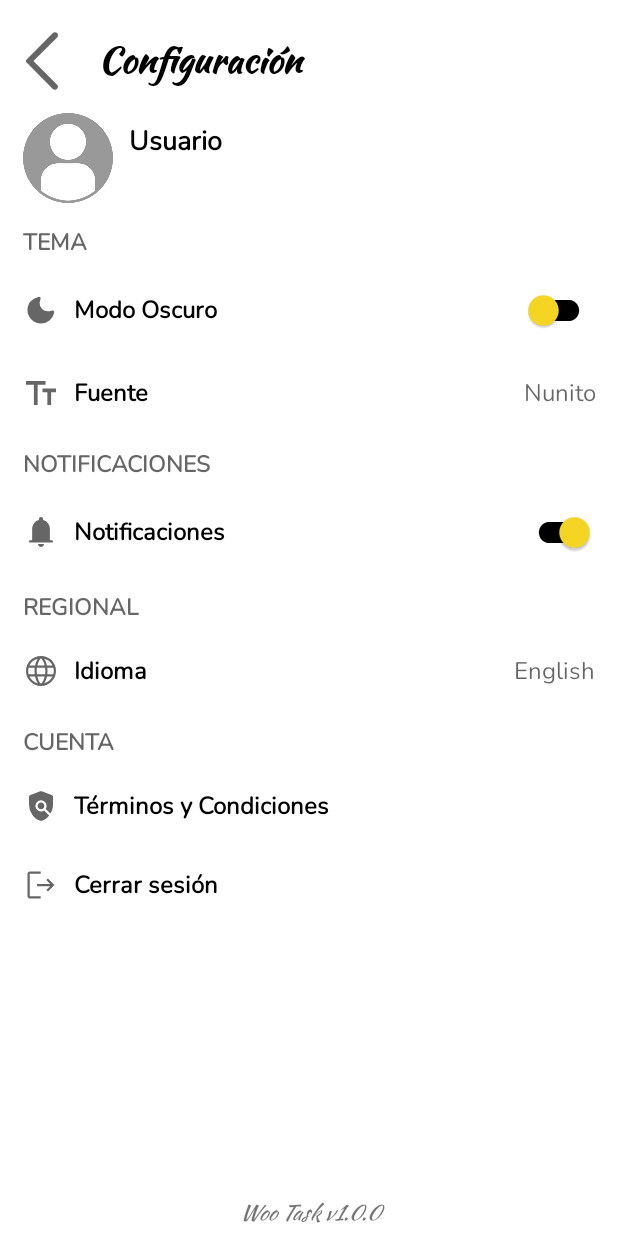
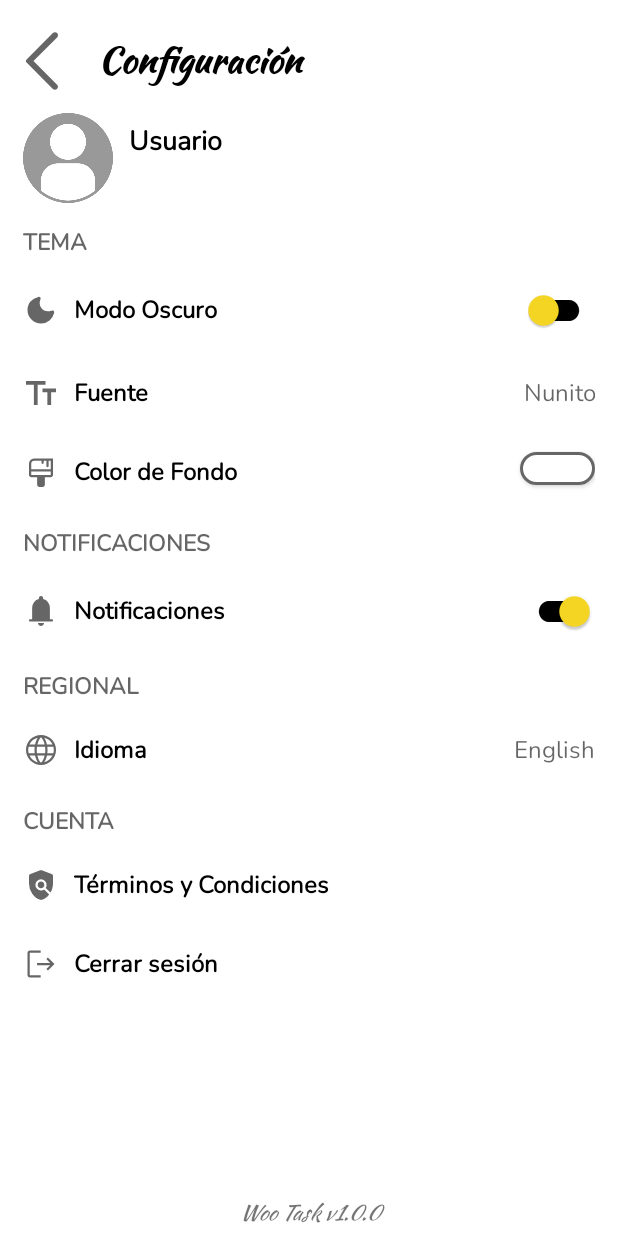
Before and after one commit to wilmoscote/WooTask, an Android app: the ConfigActivity screen opened directly, with no data from a screen before it, on a phone screen of 412 x 824 dp. Run offline under Robolectric (Android 15) with nearby library versions, the phone set to English and light mode, and no system bars; our stand-ins replace Dagger/Hilt's generated code, Firebase (no records; nobody signed in at launch, a user with empty details on screens opened directly); libraries missing offline, so code that uses them is left out: yuku.ambilwarna; pictures from the network do not load.

Commit message:
Background Color Picker added, Recycler view cache issue fixed and other ui improves.

```diff
--- a/app/build.gradle
+++ b/app/build.gradle
@@ -112,6 +112,8 @@ dependencies {
 
     //AdMob
     implementation 'com.google.android.gms:play-services-ads:21.2.0'
+    //Color Picker
+    implementation 'com.github.yukuku:ambilwarna:2.0.1'
 
     implementation "org.jetbrains.kotlinx:kotlinx-serialization-json:1.0.1"
 }
--- a/app/src/main/java/com/woo/task/view/ui/activities/ConfigActivity.kt
+++ b/app/src/main/java/com/woo/task/view/ui/activities/ConfigActivity.kt
@@ -1,7 +1,9 @@
 package com.woo.task.view.ui.activities
 
 import android.content.Intent
+import android.graphics.Color
 import android.os.Bundle
+import android.util.Log
 import android.view.LayoutInflater
 import android.view.View
 import android.widget.RadioButton
@@ -20,7 +22,7 @@ import com.woo.task.R
 import com.woo.task.databinding.ActivityConfigBinding
 import com.woo.task.model.utils.ModalBottomSheet
 import com.woo.task.view.utils.AppPreferences
-
+import yuku.ambilwarna.AmbilWarnaDialog
 
 class ConfigActivity : AppCompatActivity() {
     private lateinit var binding: ActivityConfigBinding
@@ -44,7 +46,7 @@ class ConfigActivity : AppCompatActivity() {
         binding.emailProfile.text = auth.currentUser?.email
         binding.txtVersion.text = getString(R.string.version_info) + BuildConfig.VERSION_NAME
         binding.txtCurrentLanguage.text = resources.configuration.locale.displayName.toString()
-
+        binding.txtCurrentColor.setBackgroundColor(if(AppPreferences.bgColor!! != 0) AppPreferences.bgColor!! else Color.WHITE)
 
         //Veo que tema tiene seleccionado para reflejarlo en switch
         if (AppPreferences.theme == 2) binding.switchTheme.isChecked = true
@@ -173,5 +175,22 @@ class ConfigActivity : AppCompatActivity() {
         binding.btnBack.setOnClickListener {
             onBackPressed()
         }
+
+        binding.switchBackColor.setOnClickListener {
+            val dialog = AmbilWarnaDialog(this, if(AppPreferences.bgColor!! != 0) AppPreferences.bgColor!! else Color.WHITE,
+                object : AmbilWarnaDialog.OnAmbilWarnaListener {
+                    override fun onCancel(dialog: AmbilWarnaDialog?) {
+
+                    }
+
+                    override fun onOk(dialog: AmbilWarnaDialog?, color: Int) {
+                        binding.txtCurrentColor.setBackgroundColor(color)
+                        AppPreferences.bgColor = color
+                        Log.d("ColorDebug","ColorS Selected: ${AppPreferences.bgColor!!}")
+                    }
+
+                })
+            dialog.show()
+        }
     }
 }
--- a/app/src/main/java/com/woo/task/view/ui/fragments/ToDoFragment.kt
+++ b/app/src/main/java/com/woo/task/view/ui/fragments/ToDoFragment.kt
@@ -63,6 +63,7 @@ class ToDoFragment : Fragment(), RecyclerViewInterface {
             tasksViewModel.todoTasks.observe(viewLifecycleOwner) {
                 binding.rvToDo.layoutManager = LinearLayoutManager(this@ToDoFragment.requireContext())
                 binding.rvToDo.adapter = TaskAdapter(it, this@ToDoFragment)
+                binding.rvToDo.setItemViewCacheSize(it.size)
                 binding.rvToDo.visibility = View.VISIBLE
                 binding.viewLoading.visibility = View.GONE
                 binding.numTask.text = if (it.size in 1..1) getString(
--- a/app/src/main/java/com/woo/task/view/utils/AppPreferences.kt
+++ b/app/src/main/java/com/woo/task/view/utils/AppPreferences.kt
@@ -54,8 +54,12 @@ object AppPreferences{
         get() = Key.notifications.getBoolean()
         set(value) = Key.notifications.setBoolean(value)
 
+    var bgColor: Int?
+        get() = Key.bgColor.getInt()
+        set(value) = Key.bgColor.setInt(value)
+
     private enum class Key {
-        notifications,msg_token_fmt,theme,font,language,tutorial;
+        notifications,msg_token_fmt,theme,font,language,tutorial,bgColor;
         fun getBoolean(): Boolean? = if (shared.contains(name)) shared.getBoolean(name, true) else true
         fun getFloat(): Float? = if (shared.contains(name)) shared.getFloat(name, 0.0f) else 0.0f
         fun getInt(): Int = if (shared.contains(name)) shared.getInt(name, 0) else 0
--- /dev/null
+++ b/app/src/main/res/drawable/ic_bgcolor.xml
@@ -0,0 +1,10 @@
+<vector xmlns:android="http://schemas.android.com/apk/res/android"
+    android:width="48dp"
+    android:height="48dp"
+    android:viewportWidth="48"
+    android:viewportHeight="48"
+    android:tint="?attr/colorControlNormal">
+  <path
+      android:fillColor="@android:color/white"
+      android:pathData="M21.85,44Q20.65,44 19.75,43.125Q18.85,42.25 18.85,41V31H11Q9.8,31 8.9,30.1Q8,29.2 8,28V12.85Q8,10.1 9.975,8.05Q11.95,6 14.75,6H40V28Q40,29.2 39.1,30.1Q38.2,31 37,31H29.15V41Q29.15,42.25 28.25,43.125Q27.35,44 26.15,44ZM11,20.3H37V9H34.2V16.05Q34.2,16.7 33.775,17.125Q33.35,17.55 32.7,17.55Q32.05,17.55 31.625,17.125Q31.2,16.7 31.2,16.05V9H27.65V11.75Q27.65,12.4 27.225,12.825Q26.8,13.25 26.15,13.25Q25.5,13.25 25.075,12.825Q24.65,12.4 24.65,11.75V9H14.75Q13.15,9 12.075,10.15Q11,11.3 11,12.85ZM11,28H37Q37,28 37,28Q37,28 37,28V23.3H11V28Q11,28 11,28Q11,28 11,28ZM11,23.3V28Q11,28 11,28Q11,28 11,28Q11,28 11,28Q11,28 11,28Z"/>
+</vector>
--- a/app/src/main/res/layout/activity_config.xml
+++ b/app/src/main/res/layout/activity_config.xml
@@ -178,6 +178,46 @@
                     android:textStyle="normal"
                     tools:text="Nunito" />
             </LinearLayout>
+            <LinearLayout
+                android:id="@+id/switchBackColor"
+                android:layout_width="match_parent"
+                android:layout_height="wrap_content"
+                android:layout_marginTop="10dp"
+                android:background="?attr/selectableItemBackground"
+                android:clickable="true"
+                android:focusable="true"
+                android:orientation="horizontal">
+
+                <ImageView
+                    android:layout_width="24dp"
+                    android:layout_height="24dp"
+                    android:layout_gravity="center_horizontal|center_vertical"
+                    android:contentDescription="@string/image_description"
+                    app:srcCompat="@drawable/ic_bgcolor" />
+
+                <TextView
+                    android:layout_width="wrap_content"
+                    android:layout_height="wrap_content"
+                    android:layout_marginStart="10dp"
+                    android:paddingVertical="10dp"
+                    android:text="@string/back_color_text"
+                    android:layout_weight="0.1"
+                    android:textColor="?attr/textAppearanceCaption"
+                    android:textSize="16sp"
+                    android:textStyle="bold" />
+
+                <Button
+                    android:id="@+id/txtCurrentColor"
+                    style="@style/Widget.MaterialComponents.Button"
+                    android:layout_width="50dp"
+                    android:layout_height="34dp"
+                    android:clickable="false"
+                    app:backgroundTint="@color/black"
+                    app:cornerRadius="30dp"
+                    app:rippleColor="?attr/colorControlNormal"
+                    app:strokeColor="?attr/colorControlNormal"
+                    app:strokeWidth="2dp" />
+            </LinearLayout>
 
             <TextView
                 android:layout_width="match_parent"
--- a/app/src/main/res/layout/activity_main.xml
+++ b/app/src/main/res/layout/activity_main.xml
@@ -8,6 +8,7 @@
     android:id="@+id/drawerLayout"
     tools:context=".view.ui.activities.MainActivity">
     <androidx.constraintlayout.widget.ConstraintLayout
+        android:id="@+id/mainLayout"
         android:layout_width="match_parent"
         android:layout_height="match_parent">
     <FrameLayout
--- a/app/src/main/res/values/strings.xml
+++ b/app/src/main/res/values/strings.xml
@@ -73,6 +73,7 @@
     <string name="regional_title">REGIONAL</string>
     <string name="switch_language">Idioma</string>
     <string name="switch_font">Fuente</string>
+    <string name="back_color_text">Color de Fondo</string>
     <string name="language_option_0">Ingles</string>
     <string name="language_option_1">Español</string>
     <string name="language_option_2">Portugués</string>
--- a/build.gradle
+++ b/build.gradle
@@ -3,6 +3,7 @@ buildscript {
     repositories {
         // Check that you have the following line (if not, add it):
         google()  // Google's Maven repository
+        maven { url 'https://jitpack.io' }
     }
     dependencies {
 
```
Also changed, not shown: app/src/main/java/com/woo/task/view/ui/activities/MainActivity.kt (+6 -4 lines), app/src/main/java/com/woo/task/view/ui/fragments/DoingFragment.kt (+7 -2 lines), app/src/main/java/com/woo/task/view/ui/fragments/DoneFragment.kt (+10 -1 lines), 2 other files.
